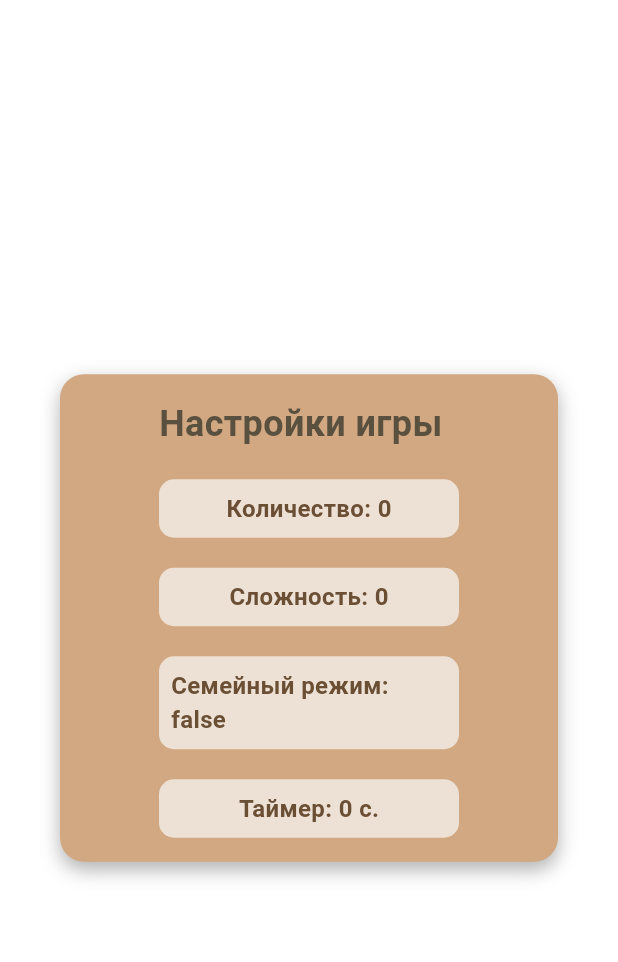
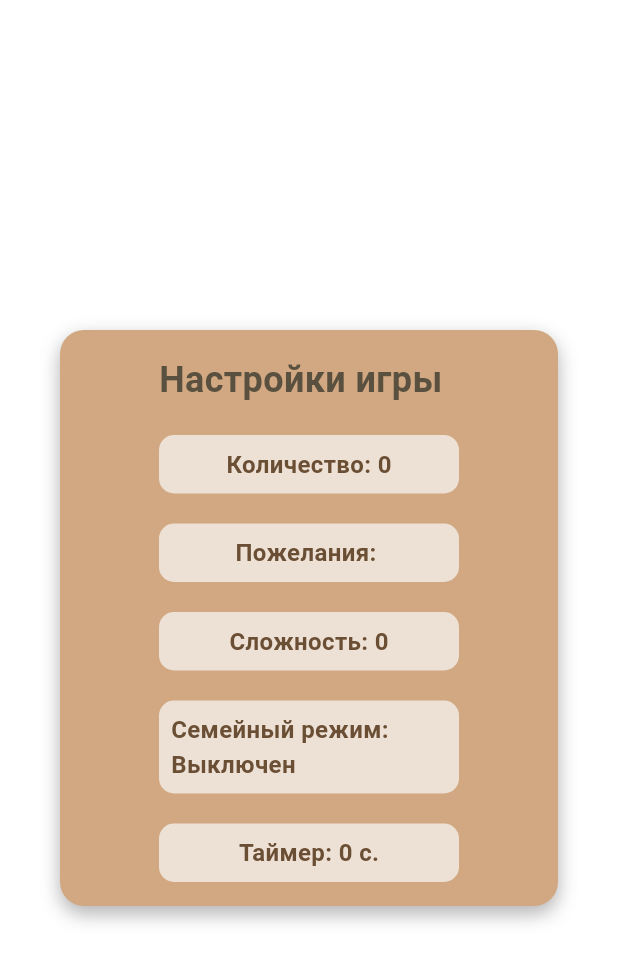
Before and after one commit to Xofty1/ShelterAI, a Flutter app: the SettingsDialog widget shown alone on an empty page, opened directly with empty values, on a phone screen of 412 x 824 dp. Shown: the top 962 px of the screen. Run offline on Flutter 3.47's test engine with Material 3 defaults, Android fonts, the phone set to English and light mode, and no system bars; our stand-ins replace audioplayers, flutter_bloc, flutter_dotenv, flutter_svg, freezed_annotation, shared_preferences; missing offline and left inert: dart_openai, pair; accounts and stored records are empty.

Commit message:
add settings ui fix

```diff
--- a/lib/presentation/dialogs/settings_dialog.dart
+++ b/lib/presentation/dialogs/settings_dialog.dart
@@ -68,13 +68,13 @@ class _SettingsDialogState extends State<SettingsDialog> {
                     ),
                   ),
                 const SizedBox(height: 20),
-
-                // Players count slider
                 LabelWidget(text: "Количество: ${playersCount.toString()}"),
+                const SizedBox(height: 20),
+                LabelWidget(text: "Пожелания: $plot"),
                 const SizedBox(height: 20),
                 LabelWidget(text: "Сложность: ${difficulty.toString()}"),
                 const SizedBox(height: 20),
-                LabelWidget(text: "Семейный режим: ${safeMode.toString()}"),
+                LabelWidget(text: "Семейный режим: ${safeMode ? "Включен" : "Выключен"}"),
                 const SizedBox(height: 20),
                 LabelWidget(text: "Таймер: ${time.toString()} с."),
               ],
```
